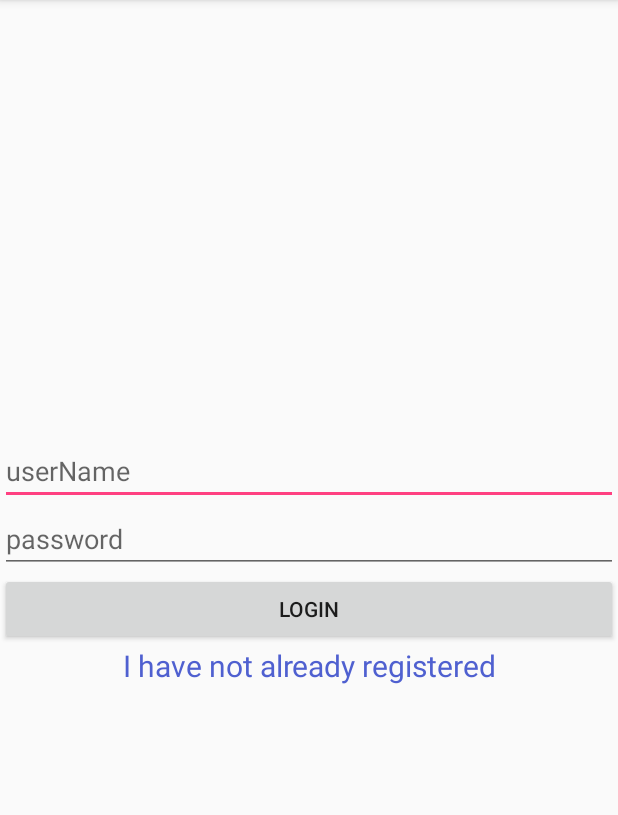
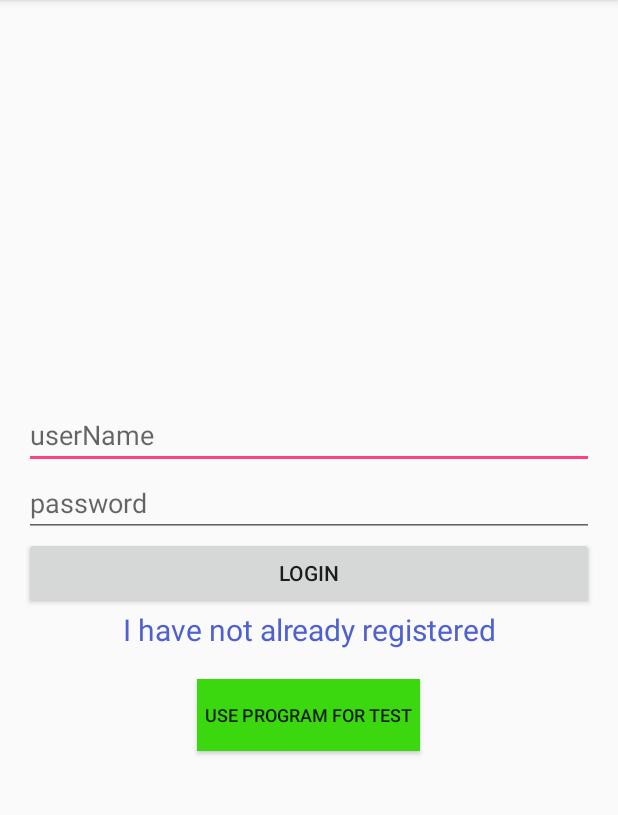
Before and after one commit to AlirezaBideli/TaskManager, an Android app: the screen it shows after launch (UserActivity), on a phone screen of 412 x 824 dp, the part 84-899 px from its top. Run offline under Robolectric (Android 15) with nearby library versions, the light colour scheme and no system bars.

Commit message:
Add test Free part and remove some bugs for deleting task of user

```diff
--- a/app/src/main/java/com/example/admin/software_1/controllers/activities/EditActivity.java
+++ b/app/src/main/java/com/example/admin/software_1/controllers/activities/EditActivity.java
@@ -72,4 +72,7 @@ public class EditActivity extends AppCompatActivity {
     }
 
 
+
+
+
 }
--- a/app/src/main/java/com/example/admin/software_1/controllers/activities/UserActivity.java
+++ b/app/src/main/java/com/example/admin/software_1/controllers/activities/UserActivity.java
@@ -2,12 +2,12 @@ package com.example.admin.software_1.controllers.activities;
 
 import android.content.Context;
 import android.content.Intent;
-import android.os.PersistableBundle;
 import android.support.annotation.Nullable;
 import android.support.v4.app.Fragment;
 import android.support.v4.app.FragmentManager;
 import android.support.v7.app.AppCompatActivity;
 import android.os.Bundle;
+
 import com.example.admin.software_1.R;
 import com.example.admin.software_1.controllers.fragments.LoginFragment;
 import com.example.admin.software_1.controllers.fragments.RegisterFragment;
@@ -15,13 +15,43 @@ import com.example.admin.software_1.controllers.fragments.RegisterFragment;
 public class UserActivity extends AppCompatActivity {
 
 
+    public static final int NOT_REGISTERED_USER=0;
+    public static final int REGISTERED_USER=1;
+    public static final String EXTRA_STATE="com.example.admin.software_1.controllers.activities_extra_state";
+
+    public Intent newIntent(Context context,int state) {
+        Intent intent = new Intent(context, UserActivity.class);
+        intent.putExtra(EXTRA_STATE,state);
+        return intent;
+
+    }
+
     @Override
     public void onCreate(@Nullable Bundle savedInstanceState) {
         super.onCreate(savedInstanceState);
         setContentView(R.layout.activity_user);
+
+        setCurrentFragment();
+    }
+
+    private void setCurrentFragment() {
         FragmentManager fragmentManager = getSupportFragmentManager();
+        Fragment sourceFragmnet=null;
+        int state=getIntent().getIntExtra(EXTRA_STATE,REGISTERED_USER);
+        switch (state)
+        {
+            case NOT_REGISTERED_USER:
+                sourceFragmnet= RegisterFragment.newInstance();
+                break;
+            case REGISTERED_USER:
+                sourceFragmnet= LoginFragment.newInstance();
+                break;
+        }
         fragmentManager.beginTransaction()
-                .replace(R.id.container_root_userActivity, LoginFragment.newInstance())
+                .replace(R.id.container_root_userActivity,sourceFragmnet)
                 .commit();
     }
+
+
+
 }
--- a/app/src/main/java/com/example/admin/software_1/controllers/fragments/LoginFragment.java
+++ b/app/src/main/java/com/example/admin/software_1/controllers/fragments/LoginFragment.java
@@ -24,15 +24,16 @@ import com.example.admin.software_1.models.UserLab;
 public class LoginFragment extends Fragment implements View.OnClickListener {
 
 
-    public static final String BUNDLE_USER_NAME="bundle_userName";
-    public static final String BUNDLE_PASSWORD="bundle_password";
-
+    public static final String BUNDLE_USER_NAME = "bundle_userName";
+    public static final String BUNDLE_PASSWORD = "bundle_password";
+    public static final byte DEFAULT_USER_ID = 0;
     //widgets variables
     private EditText mUserNameEdt;
     private EditText mPasswordEdt;
     private Button mLoginBtn;
     private TextView mNotRegisteredTxt;
     private TextView mErrorTxt;
+    private Button mTestProgrammBtn;
     //simple variables
     private String mUserName;
     private String mPassword;
@@ -54,6 +55,7 @@ public class LoginFragment extends Fragment implements View.OnClickListener {
         View view = inflater.inflate(R.layout.fragment_login, container, false);
         initialization(view);
         mLoginBtn.setOnClickListener(this);
+        mTestProgrammBtn.setOnClickListener(this);
         mNotRegisteredTxt.setOnClickListener(this);
         mUserNameEdt.addTextChangedListener(new TextWatcher() {
             @Override
@@ -97,7 +99,8 @@ public class LoginFragment extends Fragment implements View.OnClickListener {
         mPasswordEdt = view.findViewById(R.id.password_edt_loginFragment);
         mLoginBtn = view.findViewById(R.id.login_btn_loginFragment);
         mNotRegisteredTxt = view.findViewById(R.id.notRegister_txt_loginFragment);
-        mErrorTxt=view.findViewById(R.id.error_txt_LoginFragment);
+        mErrorTxt = view.findViewById(R.id.error_txt_LoginFragment);
+        mTestProgrammBtn = view.findViewById(R.id.test_btn_LoginFragment);
     }
 
     @Override
@@ -109,6 +112,17 @@ public class LoginFragment extends Fragment implements View.OnClickListener {
 
             case R.id.notRegister_txt_loginFragment:
                 goToRegisterFragment();
+                break;
+
+            case R.id.test_btn_LoginFragment:
+                String undefined = getResources().getString(R.string.undefined);
+
+                User user = new User(DEFAULT_USER_ID);
+                //FirstName and LastName set to undefined as default
+                user.setFirstName(undefined);
+                user.setLastName(undefined);
+                UserLab.getInstance(getActivity()).setCurrentUser(user);
+                gotToTaskManagerActivity();
                 break;
         }
     }
@@ -146,4 +160,7 @@ public class LoginFragment extends Fragment implements View.OnClickListener {
     }
 
 
+
+
+
 }
--- a/app/src/main/java/com/example/admin/software_1/controllers/fragments/RegisterFragment.java
+++ b/app/src/main/java/com/example/admin/software_1/controllers/fragments/RegisterFragment.java
@@ -20,6 +20,7 @@ import com.example.admin.software_1.R;
 import com.example.admin.software_1.controllers.activities.TaskManagerActivity;
 import com.example.admin.software_1.controllers.activities.UserActivity;
 import com.example.admin.software_1.database.TaskManagerBaseHelper;
+import com.example.admin.software_1.models.TaskLab;
 import com.example.admin.software_1.models.User;
 import com.example.admin.software_1.models.UserLab;
 
@@ -177,8 +178,9 @@ public class RegisterFragment extends Fragment implements View.OnClickListener {
                     if (isPasswordTrue) {
                         User user = makeUser();
                         UserLab.getInstance(getActivity()).addUser(user);
-                        Log.i("Tag", "firstName: "+user.getFirstName() + " lastName: " + user.getLastName()
-                                + "userName: " + user.getUserName() + "password : " + user.getPassword()+"user_id: "+user.getUser_id());
+                        int userId=UserLab.getInstance(getActivity()).getCurrentUser().getUser_id();
+                        TaskLab.getInstance(getActivity()).updateTasks(userId);
+
                         String toastMessage = getResources().getString(R.string.registerMessage);
                         showToast(toastMessage);
                         goToTaskManagerActivity();
--- a/app/src/main/res/layout/fragment_login.xml
+++ b/app/src/main/res/layout/fragment_login.xml
@@ -2,30 +2,31 @@
     xmlns:tools="http://schemas.android.com/tools"
     android:layout_width="match_parent"
     android:layout_height="match_parent"
-    tools:context="com.example.admin.software_1.controllers.fragments.LoginFragment"
+    android:gravity="center"
     android:orientation="vertical"
-    android:gravity="center">
-
+    android:padding="16dp"
+    tools:context="com.example.admin.software_1.controllers.fragments.LoginFragment">
 
 
     <EditText
         android:id="@+id/username_edt_loginFragment"
         android:layout_width="match_parent"
         android:layout_height="wrap_content"
-        android:hint="@string/username"/>
+        android:hint="@string/username" />
 
     <EditText
         android:id="@+id/password_edt_loginFragment"
         android:layout_width="match_parent"
         android:layout_height="wrap_content"
         android:hint="@string/password"
-        android:inputType="textPassword"/>
+        android:inputType="textPassword" />
 
     <Button
         android:id="@+id/login_btn_loginFragment"
         android:layout_width="match_parent"
         android:layout_height="wrap_content"
-        android:text="@string/btn_login"/>
+        android:text="@string/btn_login" />
+
 
     <TextView
         android:id="@+id/notRegister_txt_loginFragment"
@@ -40,9 +41,20 @@
         android:id="@+id/error_txt_LoginFragment"
         android:layout_width="match_parent"
         android:layout_height="wrap_content"
+        android:text="@string/invalidLogin"
         android:textColor="?attr/colorError"
-        android:text="@string/invalidLogin"
-        android:visibility="invisible"/>
+        android:visibility="invisible" />
+
+
+    <Button
+        android:id="@+id/test_btn_LoginFragment"
+        android:layout_width="wrap_content"
+        android:layout_height="wrap_content"
+        android:background="@color/Green"
+        android:padding="5dp"
+        android:text="@string/noLoginButton"
+        android:textSize="12sp"
+    />
 
 
 </LinearLayout>
--- a/app/src/main/res/menu/fragment_task_manager.xml
+++ b/app/src/main/res/menu/fragment_task_manager.xml
@@ -5,13 +5,15 @@
     <item
         android:id="@+id/app_bar_deleteAll"
         android:title="@string/delete_item"
-        app:showAsAction="never|ifRoom"
+        app:showAsAction="ifRoom"
         android:icon="@mipmap/delete_all_img"/>
+
     <item
         android:id="@+id/app_bar_search"
         android:icon="@drawable/ic_search_black_24dp"
         android:title="@string/action_search"
-        app:actionViewClass="android.support.v7.widget.SearchView" />
+        app:actionViewClass="android.support.v7.widget.SearchView"
+        app:showAsAction="never|ifRoom" />
 
 
 
--- a/app/src/main/res/values/strings.xml
+++ b/app/src/main/res/values/strings.xml
@@ -52,5 +52,8 @@
     <string name="not_registered_message">I have not already registered</string>
     <string name="invalidLogin">userName or Password is Invalid</string>
     <string name="delete_item">Delete ALL</string>
+    <string name="noLoginButton">Use program for test</string>
+    <string name="without_login_message">Your tasks will be lost \n Do you want to register?</string>
+    <string name="delete_message">Delete message</string>
     />
 </resources>
```
Also changed, not shown: app/src/main/java/com/example/admin/software_1/controllers/activities/TaskManagerActivity.java (+36 -10 lines), app/src/main/java/com/example/admin/software_1/controllers/fragments/NoLoginDialog.java (added, +60 -0 lines), app/src/main/java/com/example/admin/software_1/controllers/fragments/TaskListFragment.java (+12 -10 lines), app/src/main/java/com/example/admin/software_1/models/TaskLab.java (+36 -13 lines), app/src/main/java/com/example/admin/software_1/models/UserLab.java (+15 -6 lines).
